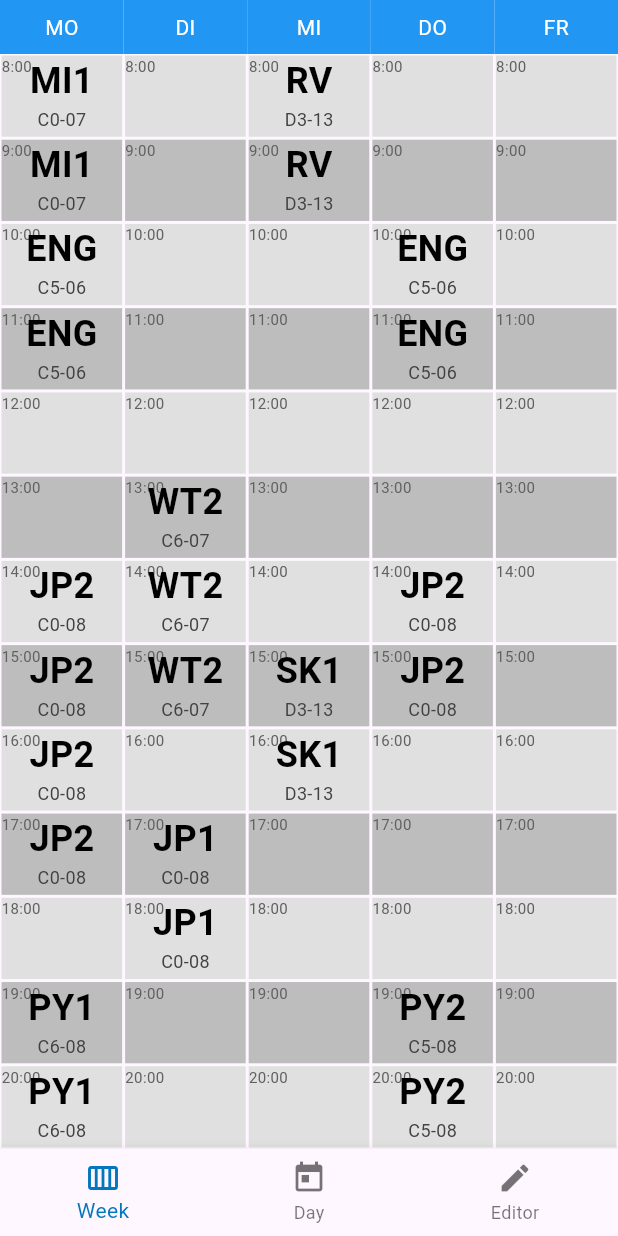
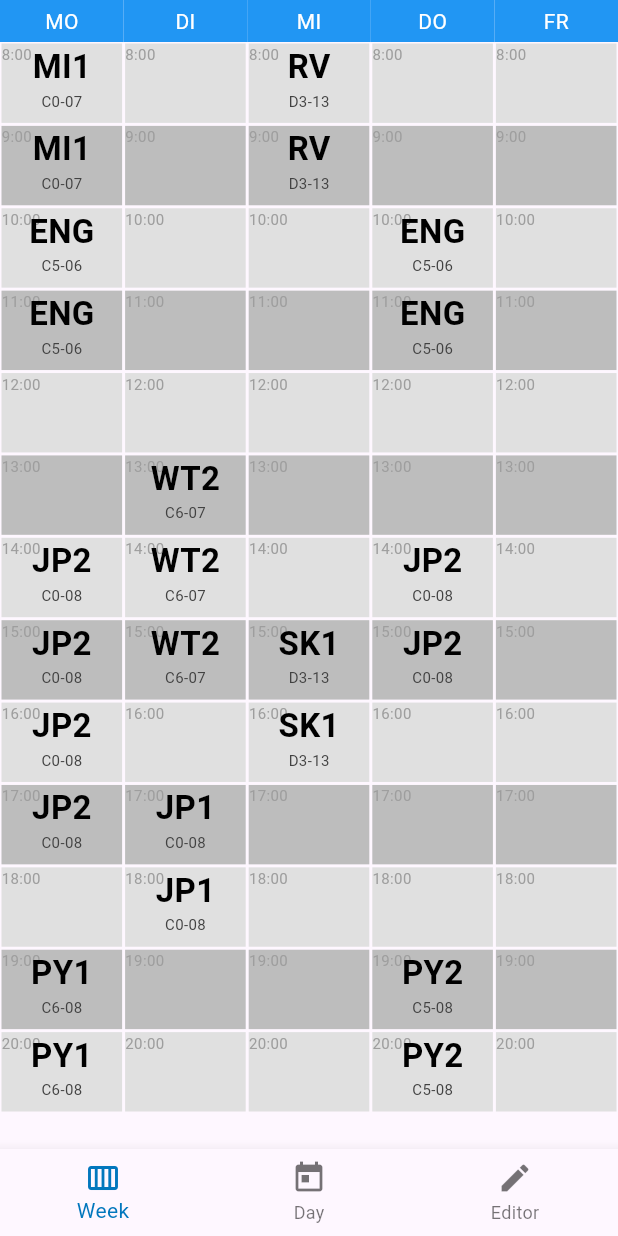
Before and after one commit to PabloDeges/StudySync, a Flutter app: the screen it shows after launch, on a phone screen of 412 x 824 dp. Run offline on Flutter 3.47's test engine with Material 3 defaults, Android fonts, the light colour scheme and no system bars; missing offline and left inert: dart:ffi.

Commit message:
quick topbar offset fix

```diff
--- a/lib/main.dart
+++ b/lib/main.dart
@@ -129,7 +129,9 @@
   @override
   Widget build(BuildContext context) {
     return Scaffold(
-      body: _widgetOptions.elementAt(_selectedIndex),
+      body: SafeArea(
+        child: _widgetOptions.elementAt(_selectedIndex),
+      ),
       bottomNavigationBar: BottomNavigationBar(
         items: const <BottomNavigationBarItem>[
           BottomNavigationBarItem(
@@ -193,7 +195,7 @@
       children: List.generate(5, (index) {
         return Expanded(
           child: Container(
-            padding: EdgeInsets.all(8.0),
+            padding: EdgeInsets.all(4.0),
             color: Colors.blue,
             child: Center(
               child: Text(
@@ -215,7 +217,7 @@
       children: List.generate(1, (index) {
         return Expanded(
           child: Container(
-            padding: EdgeInsets.all(8.0),
+            padding: EdgeInsets.all(4.0),
             color: Colors.blue,
             child: Center(
               child: Text(
@@ -235,7 +237,7 @@
   Widget build(BuildContext context) {
     // Calculate the height of each cell based on the screen height
     final double cellHeight =
-        (MediaQuery.of(context).size.height - kBottomNavigationBarHeight - 64) /
+        (MediaQuery.of(context).size.height - kBottomNavigationBarHeight - 80) /
             13;
 
     final List weekdays = [
@@ -266,7 +268,7 @@
                       child: Text(
                         ((8 + timeOffset).toString() + ":00"),
                         style: TextStyle(
-                          color: Colors.grey[700],
+                          color: Colors.grey,
                           fontSize: 10,
                         ),
                       ),
@@ -277,7 +279,7 @@
                           stundenplan[weekdays[day]][timeOffset]["name"],
                           style: TextStyle(
                             color: Colors.black,
-                            fontSize: 24,
+                            fontSize: 22,
                             fontWeight: FontWeight.bold,
                           ),
                         ),
@@ -285,7 +287,7 @@
                           stundenplan[weekdays[day]][timeOffset]["room"],
                           style: TextStyle(
                             color: Colors.grey[800],
-                            fontSize: 12,
+                            fontSize: 10,
                           ),
                         ),
                       ]),
@@ -325,7 +327,7 @@
                   child: Text(
                     ((8 + timeOffset).toString() + ":00"),
                     style: TextStyle(
-                      color: Colors.grey[700],
+                      color: Colors.grey,
                       fontSize: 10,
                     ),
                   ),
@@ -336,7 +338,7 @@
                       stundenplan["Monday"][timeOffset]["fullname"],
                       style: TextStyle(
                         color: Colors.black,
-                        fontSize: 24,
+                        fontSize: 22,
                         fontWeight: FontWeight.bold,
                       ),
                     ),
```
